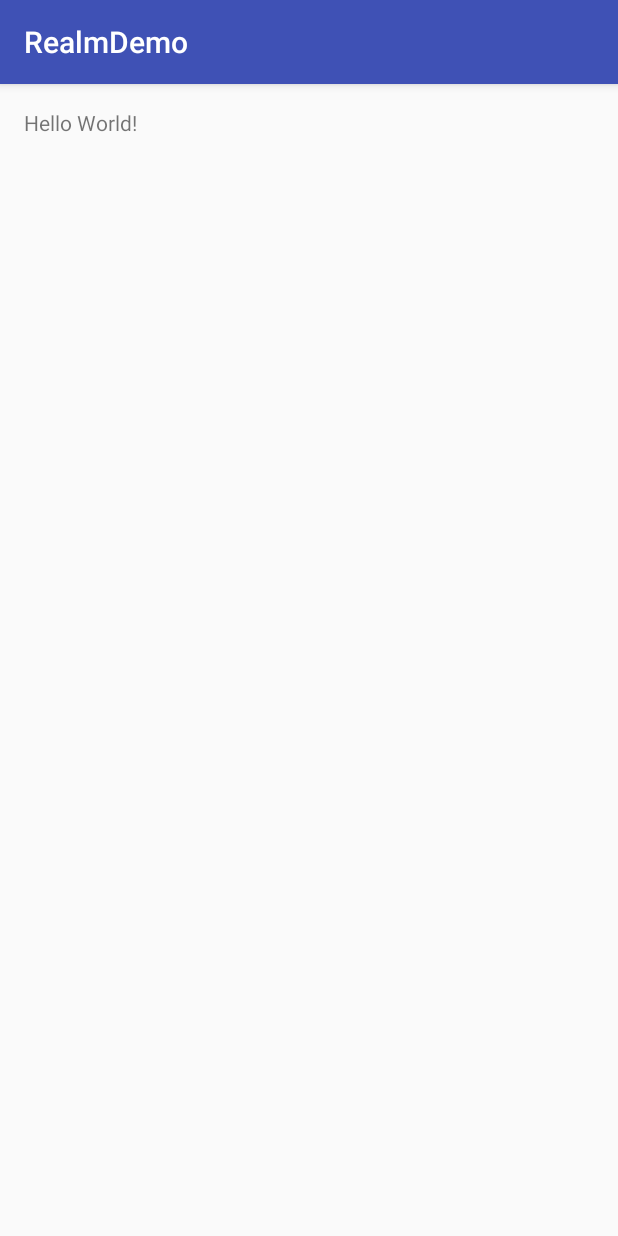
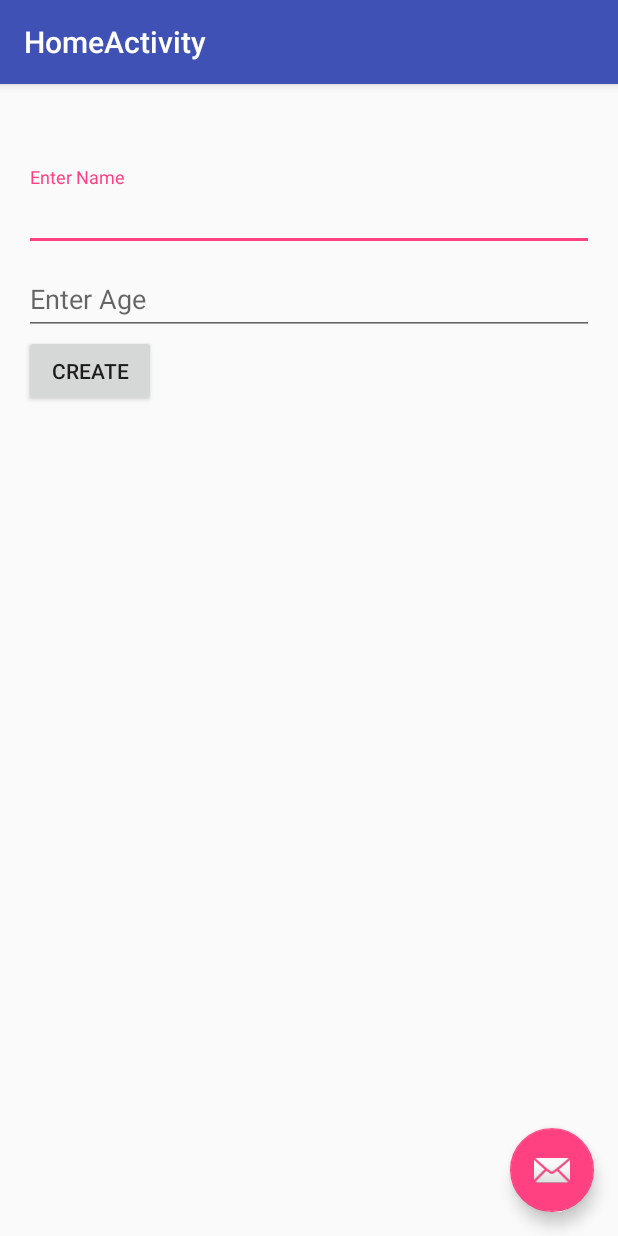
Before and after one commit to CDRussell/RealmDemo, an Android app: the screen it shows after launch (MainActivity before the commit, HomeActivity after it), on a phone screen of 412 x 824 dp. Run offline under Robolectric (Android 15) with nearby library versions, the phone set to English and light mode, and no system bars; libraries missing offline, so code that uses them is left out: io.realm; 2 statements that could not run were skipped.

Commit message:
initial interaction with realm

```diff
--- a/app/build.gradle
+++ b/app/build.gradle
@@ -1,4 +1,5 @@
 apply plugin: 'com.android.application'
+apply plugin: 'realm-android'
 
 android {
     compileSdkVersion 23
@@ -22,5 +23,10 @@ android {
 dependencies {
     compile fileTree(dir: 'libs', include: ['*.jar'])
     testCompile 'junit:junit:4.12'
+
+    //compile 'io.realm:realm-android:0.87.5'
     compile 'com.android.support:appcompat-v7:23.2.0'
+    compile 'com.android.support:design:23.2.0'
+    compile 'com.android.support:cardview-v7:23.2.0'
+    compile 'com.android.support:support-v4:23.2.0'
 }
--- a/app/src/main/AndroidManifest.xml
+++ b/app/src/main/AndroidManifest.xml
@@ -8,7 +8,10 @@
         android:label="@string/app_name"
         android:supportsRtl="true"
         android:theme="@style/AppTheme">
-        <activity android:name=".MainActivity">
+        <activity
+            android:name=".HomeActivity"
+            android:label="@string/title_activity_home"
+            android:theme="@style/AppTheme.NoActionBar">
             <intent-filter>
                 <action android:name="android.intent.action.MAIN"/>
 
--- /dev/null
+++ b/app/src/main/java/realm/demo/cdrussell/com/realmdemo/HomeActivity.java
@@ -0,0 +1,80 @@
+package realm.demo.cdrussell.com.realmdemo;
+
+import android.os.Bundle;
+import android.support.design.widget.FloatingActionButton;
+import android.support.design.widget.Snackbar;
+import android.support.v7.app.AppCompatActivity;
+import android.support.v7.widget.Toolbar;
+import android.view.View;
+import android.widget.EditText;
+import android.widget.TextView;
+
+import io.realm.Realm;
+import realm.demo.cdrussell.com.realmdemo.model.Person;
+
+public class HomeActivity extends AppCompatActivity {
+
+    private EditText nameEntry;
+    private EditText ageEntry;
+    private TextView personCountText;
+    private Realm realm;
+
+    @Override
+    protected void onCreate(Bundle savedInstanceState) {
+        super.onCreate(savedInstanceState);
+        setContentView(R.layout.activity_home);
+        Toolbar toolbar = (Toolbar) findViewById(R.id.toolbar);
+        setSupportActionBar(toolbar);
+
+        FloatingActionButton fab = (FloatingActionButton) findViewById(R.id.fab);
+        fab.setOnClickListener(new View.OnClickListener() {
+            @Override
+            public void onClick(View view) {
+                Snackbar.make(view, "Replace with your own action", Snackbar.LENGTH_LONG)
+                        .setAction("Action", null).show();
+            }
+        });
+
+        personCountText = (TextView) findViewById(R.id.person_count);
+        nameEntry = (EditText) findViewById(R.id.name);
+        ageEntry = (EditText) findViewById(R.id.age);
+
+        realm = Realm.getInstance(this);
+    }
+
+    @Override
+    protected void onStart() {
+        super.onStart();
+        refreshView();
+    }
+
+    @Override
+    protected void onDestroy() {
+        realm.close();
+        super.onDestroy();
+    }
+
+    private void refreshView() {
+        personCountText.setText(getString(R.string.person_count, realm.where(Person.class).findAll().size()));
+    }
+
+    public void onCreateButtonPressed(View view) {
+        Person person = new Person();
+        person.setName(nameEntry.getText().toString());
+        person.setAge(getAge());
+
+        realm.beginTransaction();
+        realm.copyToRealmOrUpdate(person);
+        realm.commitTransaction();
+
+        refreshView();
+    }
+
+    private int getAge() {
+        try {
+            return Integer.valueOf(ageEntry.getText().toString());
+        } catch (NumberFormatException e) {
+            return 0;
+        }
+    }
+}
--- a/app/src/main/java/realm/demo/cdrussell/com/realmdemo/MainActivity.java
+++ /dev/null
@@ -1,13 +0,0 @@
-package realm.demo.cdrussell.com.realmdemo;
-
-import android.support.v7.app.AppCompatActivity;
-import android.os.Bundle;
-
-public class MainActivity extends AppCompatActivity {
-
-    @Override
-    protected void onCreate(Bundle savedInstanceState) {
-        super.onCreate(savedInstanceState);
-        setContentView(R.layout.activity_main);
-    }
-}
--- /dev/null
+++ b/app/src/main/java/realm/demo/cdrussell/com/realmdemo/model/Person.java
@@ -0,0 +1,28 @@
+package realm.demo.cdrussell.com.realmdemo.model;
+
+import io.realm.RealmObject;
+import io.realm.annotations.PrimaryKey;
+
+public class Person extends RealmObject {
+
+    @PrimaryKey
+    private String name;
+
+    private int age;
+
+    public String getName() {
+        return name;
+    }
+
+    public void setName(String name) {
+        this.name = name;
+    }
+
+    public int getAge() {
+        return age;
+    }
+
+    public void setAge(int age) {
+        this.age = age;
+    }
+}
--- /dev/null
+++ b/app/src/main/res/layout/activity_home.xml
@@ -0,0 +1,35 @@
+<?xml version="1.0" encoding="utf-8"?>
+<android.support.design.widget.CoordinatorLayout
+    xmlns:android="http://schemas.android.com/apk/res/android"
+    xmlns:app="http://schemas.android.com/apk/res-auto"
+    xmlns:tools="http://schemas.android.com/tools"
+    android:layout_width="match_parent"
+    android:layout_height="match_parent"
+    android:fitsSystemWindows="true"
+    tools:context="realm.demo.cdrussell.com.realmdemo.HomeActivity">
+
+    <android.support.design.widget.AppBarLayout
+        android:layout_width="match_parent"
+        android:layout_height="wrap_content"
+        android:theme="@style/AppTheme.AppBarOverlay">
+
+        <android.support.v7.widget.Toolbar
+            android:id="@+id/toolbar"
+            android:layout_width="match_parent"
+            android:layout_height="?attr/actionBarSize"
+            android:background="?attr/colorPrimary"
+            app:popupTheme="@style/AppTheme.PopupOverlay"/>
+
+    </android.support.design.widget.AppBarLayout>
+
+    <include layout="@layout/content_home"/>
+
+    <android.support.design.widget.FloatingActionButton
+        android:id="@+id/fab"
+        android:layout_width="wrap_content"
+        android:layout_height="wrap_content"
+        android:layout_gravity="bottom|end"
+        android:layout_margin="@dimen/fab_margin"
+        android:src="@android:drawable/ic_dialog_email"/>
+
+</android.support.design.widget.CoordinatorLayout>
--- a/app/src/main/res/layout/activity_main.xml
+++ /dev/null
@@ -1,17 +0,0 @@
-<?xml version="1.0" encoding="utf-8"?>
-<RelativeLayout
-    xmlns:android="http://schemas.android.com/apk/res/android"
-    xmlns:tools="http://schemas.android.com/tools"
-    android:layout_width="match_parent"
-    android:layout_height="match_parent"
-    android:paddingBottom="@dimen/activity_vertical_margin"
-    android:paddingLeft="@dimen/activity_horizontal_margin"
-    android:paddingRight="@dimen/activity_horizontal_margin"
-    android:paddingTop="@dimen/activity_vertical_margin"
-    tools:context="realm.demo.cdrussell.com.realmdemo.MainActivity">
-
-    <TextView
-        android:layout_width="wrap_content"
-        android:layout_height="wrap_content"
-        android:text="Hello World!"/>
-</RelativeLayout>
--- /dev/null
+++ b/app/src/main/res/layout/content_home.xml
@@ -0,0 +1,71 @@
+<?xml version="1.0" encoding="utf-8"?>
+<RelativeLayout
+    xmlns:android="http://schemas.android.com/apk/res/android"
+    xmlns:app="http://schemas.android.com/apk/res-auto"
+    xmlns:tools="http://schemas.android.com/tools"
+    android:layout_width="match_parent"
+    android:layout_height="match_parent"
+    android:paddingBottom="@dimen/activity_vertical_margin"
+    android:paddingLeft="@dimen/activity_horizontal_margin"
+    android:paddingRight="@dimen/activity_horizontal_margin"
+    android:paddingTop="@dimen/activity_vertical_margin"
+    app:layout_behavior="@string/appbar_scrolling_view_behavior"
+    tools:context="realm.demo.cdrussell.com.realmdemo.HomeActivity"
+    tools:showIn="@layout/activity_home">
+
+    <TextView
+        android:id="@+id/person_count"
+        android:layout_width="match_parent"
+        android:layout_height="wrap_content"
+        tools:text="5"
+        />
+
+    <LinearLayout
+        android:layout_width="match_parent"
+        android:layout_height="wrap_content"
+        android:layout_below="@id/person_count"
+        android:layout_marginTop="20dp"
+        android:orientation="vertical"
+        >
+
+        <android.support.design.widget.TextInputLayout
+            android:id="@+id/name_wrapper"
+            android:layout_width="match_parent"
+            android:layout_height="wrap_content">
+
+            <EditText
+                android:id="@+id/name"
+                android:layout_width="match_parent"
+                android:layout_height="wrap_content"
+                android:hint="@string/enter_name"
+                android:inputType="textPersonName"
+                tools:text="craig@enquos.com"/>
+
+        </android.support.design.widget.TextInputLayout>
+
+        <android.support.design.widget.TextInputLayout
+            android:id="@+id/age_wrapper"
+            android:layout_width="match_parent"
+            android:layout_height="wrap_content">
+
+            <EditText
+                android:id="@+id/age"
+                android:layout_width="match_parent"
+                android:layout_height="wrap_content"
+                android:hint="@string/enter_age"
+                android:inputType="number"
+                tools:text="29"/>
+
+        </android.support.design.widget.TextInputLayout>
+
+        <Button
+            android:layout_width="wrap_content"
+            android:layout_height="wrap_content"
+            android:onClick="onCreateButtonPressed"
+            android:text="@string/create"
+            />
+
+    </LinearLayout>
+
+
+</RelativeLayout>
--- /dev/null
+++ b/app/src/main/res/values-v21/styles.xml
@@ -0,0 +1,9 @@
+<resources>
+
+    <style name="AppTheme.NoActionBar">
+        <item name="windowActionBar">false</item>
+        <item name="windowNoTitle">true</item>
+        <item name="android:windowDrawsSystemBarBackgrounds">true</item>
+        <item name="android:statusBarColor">@android:color/transparent</item>
+    </style>
+</resources>
--- a/app/src/main/res/values/dimens.xml
+++ b/app/src/main/res/values/dimens.xml
@@ -2,4 +2,5 @@
     <!-- Default screen margins, per the Android Design guidelines. -->
     <dimen name="activity_horizontal_margin">16dp</dimen>
     <dimen name="activity_vertical_margin">16dp</dimen>
+    <dimen name="fab_margin">16dp</dimen>
 </resources>
--- a/app/src/main/res/values/strings.xml
+++ b/app/src/main/res/values/strings.xml
@@ -1,3 +1,12 @@
 <resources>
     <string name="app_name">RealmDemo</string>
+    <string name="add_person">Add Person</string>
+    <string name="enter_name">Enter Name</string>
+    <string name="title_activity_home">HomeActivity</string>
+
+    <!-- TODO: Remove or change this placeholder text -->
+    <string name="hello_blank_fragment">Hello blank fragment</string>
+    <string name="person_count">Found %d people</string>
+    <string name="create">CREATE</string>
+    <string name="enter_age">Enter Age</string>
 </resources>
--- a/app/src/main/res/values/styles.xml
+++ b/app/src/main/res/values/styles.xml
@@ -8,4 +8,13 @@
         <item name="colorAccent">@color/colorAccent</item>
     </style>
 
+    <style name="AppTheme.NoActionBar">
+        <item name="windowActionBar">false</item>
+        <item name="windowNoTitle">true</item>
+    </style>
+
+    <style name="AppTheme.AppBarOverlay" parent="ThemeOverlay.AppCompat.Dark.ActionBar"/>
+
+    <style name="AppTheme.PopupOverlay" parent="ThemeOverlay.AppCompat.Light"/>
+
 </resources>
--- a/build.gradle
+++ b/build.gradle
@@ -7,6 +7,7 @@ buildscript {
     dependencies {
         classpath 'com.android.tools.build:gradle:2.0.0-beta6'
 
+        classpath "io.realm:realm-gradle-plugin:0.87.5"
         // NOTE: Do not place your application dependencies here; they belong
         // in the individual module build.gradle files
     }
```
Also changed, not shown: 1 other file.
